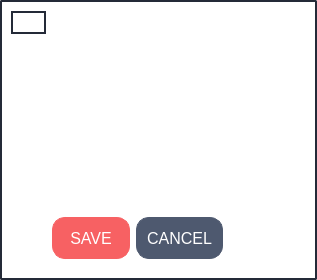
This is src/client/gui/ui/texteditor_comment.ui in aleoli/Shared-Editor as Qt 5 draws it before an edit. The edited form follows.
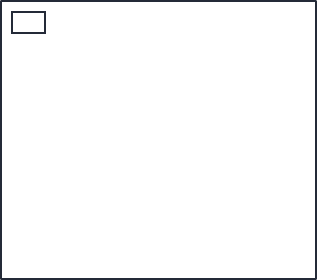
This is the edited form. Icons and pictures are not drawn.

Diff of the .ui file:
```diff
--- a/src/client/gui/ui/texteditor_comment.ui
+++ b/src/client/gui/ui/texteditor_comment.ui
@@ -53,44 +53,6 @@
      </property>
     </widget>
    </item>
-   <item row="2" column="1">
-    <widget class="QPushButton" name="btn_save">
-     <property name="styleSheet">
-      <string notr="true">QPushButton {
-	background: #f76163;
-    border-width: 1px;
-    border-radius: 13px;
-    border-color: #f76163;
-    font: 12pt;
-    color: white;
-    padding: 10px;
-	margin-left: 0px;
-	margin-right: 0px;
-	margin-top: 10px;
-	margin-bottom: 10px;
-	min-height: 20px;
-}
-
-QPushButton:hover {
-background: qradialgradient(cx:0.3, cy:0.5, radius: 5.5,
-              fx:0.5, fy:0.5, stop:0 #f65964, stop:1 white);
-}
-
-QPushButton:pressed {
-background: qradialgradient(cx:0.7, cy:0.5, radius: 5.5,
-              fx:0.5, fy:0.5, stop:0 #f65964, stop:1 black);
-}
-
-QPushButton:focus {
-   border: none;
-   outline: none;
-}</string>
-     </property>
-     <property name="text">
-      <string>SAVE</string>
-     </property>
-    </widget>
-   </item>
    <item row="0" column="0">
     <widget class="QPushButton" name="label_icon">
      <property name="enabled">
@@ -155,57 +117,20 @@
       </font>
      </property>
      <property name="styleSheet">
-      <string notr="true">border: 0px solid none;
+      <string notr="true">QPlainTextEdit{
+border: 0px solid none;
 color: #242A38;
 margin-right: 2em;
 font-size: 17px;
-background: white;
-border-image: white  0 0 0 0 stretch stretch;</string>
+background: rgba(255, 170, 0, 0);
+border-image: 0 0 0 0;
+}</string>
      </property>
      <property name="plainText">
       <string/>
      </property>
     </widget>
    </item>
-   <item row="2" column="2">
-    <widget class="QPushButton" name="bt_cancel">
-     <property name="styleSheet">
-      <string notr="true">QPushButton {
-    background: #4E596F;
-    border-width: 1px;
-    border-radius: 13px;
-    border-color: #4E596F;
-    font: 12pt;
-    color: white;
-    padding: 10px;
-	margin-left: 0px;
-	margin-right: 0px;
-	margin-top: 10px;
-	margin-bottom: 10px;
-	min-height: 20px;
-}
-
-QPushButton:hover {
-background: qradialgradient(cx:0.3, cy:0.5, radius: 5.5,
-              fx:0.5, fy:0.5, stop:0 #4E596F, stop:1 white);
-}
-
-QPushButton:pressed {
-border-style: inset;
-background: qradialgradient(cx:0.7, cy:0.5, radius: 5.5,
-              fx:0.5, fy:0.5, stop:0 #4E596F, stop:1 black);
-}
-
-QPushButton:focus {
-   border: none;
-   outline: none;
-}</string>
-     </property>
-     <property name="text">
-      <string>CANCEL</string>
-     </property>
-    </widget>
-   </item>
    <item row="0" column="1" colspan="2">
     <widget class="QLabel" name="label_name">
      <property name="styleSheet">
```
